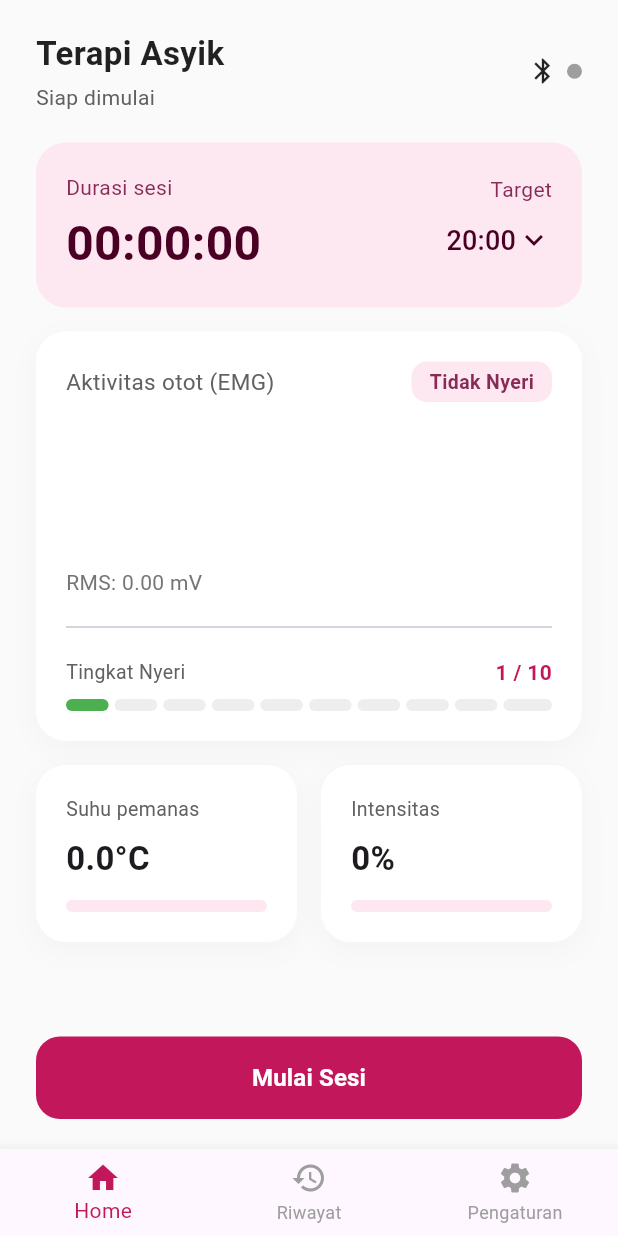
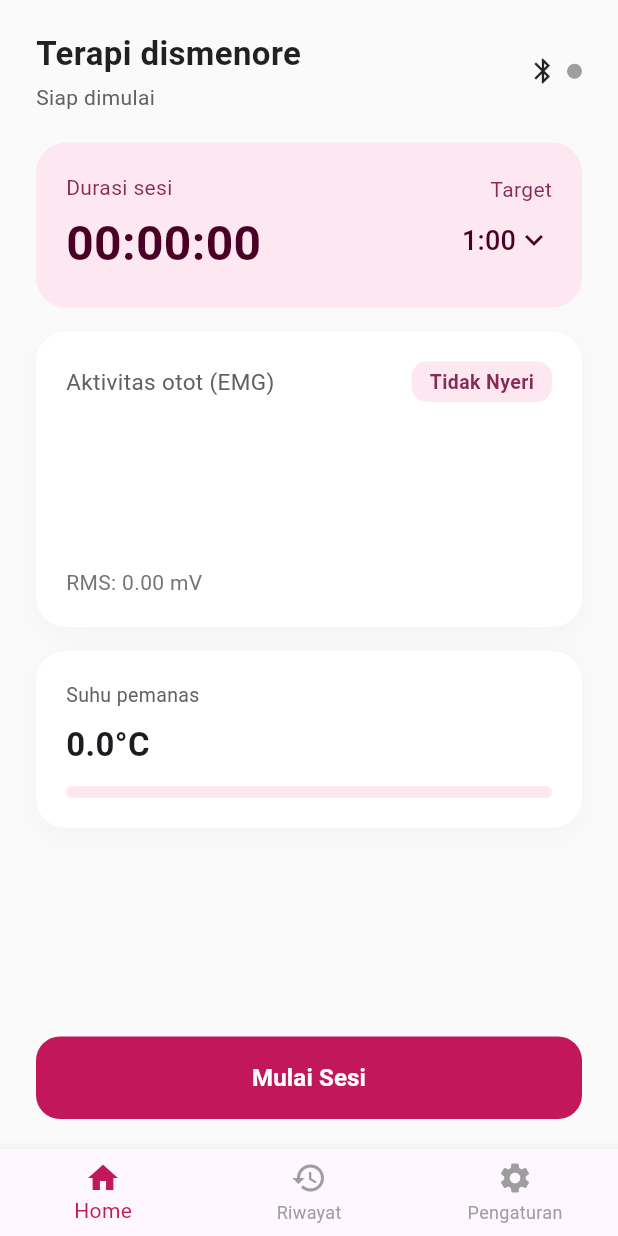
Before and after one commit to yudhead/terapi, a Flutter app: the screen it shows after launch, on a phone screen of 412 x 824 dp. Run offline on Flutter 3.47's test engine with Material 3 defaults, Android fonts, the phone set to English and light mode, and no system bars; our stand-ins replace firebase_core, firebase_database, flutter_bluetooth_serial, permission_handler; missing offline and left inert: app_settings; accounts and stored records are empty; statements that could not run were skipped.

Commit message:
history dan mulai sesi

```diff
--- a/lib/main.dart
+++ b/lib/main.dart
@@ -20,7 +20,7 @@ class DismenoreCareApp extends StatelessWidget {
   @override
   Widget build(BuildContext context) {
     return MaterialApp(
-      title: 'Terapi Asyik',
+      title: 'Terapi Dismenore',
       debugShowCheckedModeBanner: false,
       theme: ThemeData(
         primaryColor: const Color(0xFFC2185B),
@@ -56,7 +56,13 @@ class _MainNavigationState extends State<MainNavigation> {
   @override
   Widget build(BuildContext context) {
     return Scaffold(
-      body: _pages[_selectedIndex],
+      // 1. UBAH BAGIAN BODY INI MENGGUNAKAN IndexedStack
+      body: IndexedStack(
+        index: _selectedIndex,
+        children: _pages,
+      ),
+
+      // Bagian bawah tetap sama
       bottomNavigationBar: BottomNavigationBar(
         currentIndex: _selectedIndex,
         onTap: _onItemTapped,
--- a/lib/main_screen.dart
+++ b/lib/main_screen.dart
@@ -28,13 +28,11 @@ class _MainScreenState extends State<MainScreen> {
   DateTime? _waktuMulaiTerapi;
 
   // Variabel untuk Target Waktu Timer (Default 20 menit)
-  int _targetMenit = 20;
+  int _targetMenit = 1;
 
   double _suhuTerakhir = 0.0;
   double _emgRmsTerakhir = 0.0;
-  int _intensitasTerakhir = 0;
   String _statusNyeriIoT = "Tidak Nyeri";
-  int _skalaNyeri = 1;
 
   List<double> _emgHistory = [];
 
@@ -63,21 +61,16 @@ class _MainScreenState extends State<MainScreen> {
     try {
       if (line.contains("Suhu:") && line.contains("EMG:")) {
         List<String> parts = line.split('|');
-        if (parts.length >= 4) {
+        if (parts.length >= 3) {
           String suhuStr = parts[0].replaceAll(RegExp(r'[^0-9.]'), '');
           String emgStr = parts[1].replaceAll(RegExp(r'[^0-9.]'), '');
           String statusStr = parts[2].replaceAll("Status:", "").trim();
-          String pwmStr = parts[3].replaceAll(RegExp(r'[^0-9.]'), '');
 
           if (mounted) {
             setState(() {
               _suhuTerakhir = double.tryParse(suhuStr) ?? 0.0;
               _emgRmsTerakhir = double.tryParse(emgStr) ?? 0.0;
               _statusNyeriIoT = statusStr;
-
-              int pwm = int.tryParse(pwmStr) ?? 0;
-              _intensitasTerakhir = ((pwm / 255.0) * 100).toInt();
-              _skalaNyeri = (_intensitasTerakhir / 10.0).ceil().clamp(1, 10);
 
               _emgHistory.add(_emgRmsTerakhir);
               if (_emgHistory.length > 30) {
@@ -154,10 +147,12 @@ BluetoothConnection activeConnection = _connection!;
         if (mounted) {
           setState(() {
             _detikBerjalan++;
+          });
+
+          // PINDAHKAN PENGECEKAN INI KE LUAR SETSTATE
           if (_detikBerjalan >= _targetMenit * 60) {
             _hentikanSesi(otomatis: true);
           }
-          });
         }
       });
 
@@ -173,33 +168,26 @@ BluetoothConnection activeConnection = _connection!;
       ));
     }
   }
-  // Menambahkan parameter 'otomatis' untuk membedakan dihentikan user vs waktu habis
+
   void _hentikanSesi({bool otomatis = false}) async {
-    // 1. AMANKAN DATA SEGERA (Jangan tunggu Bluetooth terputus!)
+    // 1. CEGAH PEMANGGILAN GANDA (Gembok utama agar fungsi tidak berjalan 2x)
+    if (!_isSesiAktif) return;
+
+    // 2. LANGSUNG MATIKAN STATUS AKTIF
+    // Ini memastikan timer atau bluetooth tidak bisa memanggil fungsi ini lagi
+    setState(() {
+      _isSesiAktif = false;
+    });
+
+    // 3. Amankan data sebelum terhapus
     int durasiFinal = _detikBerjalan;
+    DateTime? waktuMulaiFinal = _waktuMulaiTerapi;
 
-    // 2. Matikan timer
+    // 4. Matikan timer
     _timer?.cancel();
     _timer = null;
 
-    // 3. Simpan ke Firebase langsung menggunakan durasi yang diamankan
-    _simpanKeRiwayat(durasiFinal: durasiFinal, otomatis: otomatis);
-
-    // 4. Reset UI segera agar tombol kembali ke "Mulai Sesi" dengan mulus
-    if (mounted) {
-      setState(() {
-        _isSesiAktif = false;
-        _detikBerjalan = 0;
-        _emgHistory.clear();
-        _suhuTerakhir = 0.0;
-        _emgRmsTerakhir = 0.0;
-        _intensitasTerakhir = 0;
-        _skalaNyeri = 1;
-        _waktuMulaiTerapi = null; // Cegah data nyangkut ke sesi berikutnya
-      });
-    }
-
-    // 5. Putus koneksi IoT di latar belakang
+    // 5. Putus koneksi IoT sesegera mungkin di latar belakang
     try {
       if (_connection != null && _connection!.isConnected) {
         _connection!.output.add(Uint8List.fromList(utf8.encode("STOP\n")));
@@ -208,47 +196,47 @@ void _hentikanSesi({bool otomatis = false}) async {
     } catch (e) {
       debugPrint("Gagal kirim perintah STOP: $e");
     } finally {
-      // Gunakan dispose() agar langsung diputus paksa tanpa loading
       _connection?.dispose();
       _connection = null;
     }
+
+    // 6. SIMPAN DATA (Tunggu sampai benar-benar masuk ke Firebase)
+    await _simpanKeRiwayat(durasiFinal: durasiFinal, waktuMulai: waktuMulaiFinal, otomatis: otomatis);
+
+    // 7. Bersihkan angka di layar SETELAH data aman tersimpan
+    if (mounted) {
+      setState(() {
+        _detikBerjalan = 0;
+        _emgHistory.clear();
+        _suhuTerakhir = 0.0;
+        _emgRmsTerakhir = 0.0;
+        _waktuMulaiTerapi = null;
+      });
     }
-String _formatWaktu(int totalDetik) {
-    int jam = totalDetik ~/ 3600;
-    int menit = (totalDetik % 3600) ~/ 60;
-    int detik = totalDetik % 60;
-    return '${jam.toString().padLeft(2, '0')}:${menit.toString().padLeft(2, '0')}:${detik.toString().padLeft(2, '0')}';
   }
 
-// Tambahkan parameter 'durasiFinal' yang wajib diisi (required)
-  Future<void> _simpanKeRiwayat({required int durasiFinal, bool otomatis = false}) async {
-    print("DEBUG: Fungsi simpan dipanggil. WaktuMulai: $_waktuMulaiTerapi");
+Future<void> _simpanKeRiwayat({required int durasiFinal, DateTime? waktuMulai, bool otomatis = false}) async {
+    if (waktuMulai == null) return;
 
-    if (_waktuMulaiTerapi == null) {
-      print("DEBUG: Gagal! _waktuMulaiTerapi null.");
-      ScaffoldMessenger.of(context).showSnackBar(const SnackBar(content: Text("Error: Waktu mulai tidak terekam!")));
-      return;
-    }
-
-    String tanggalTeks = DateFormat("dd MMM yyyy", "id_ID").format(_waktuMulaiTerapi!);
-    // AMBIL WAKTU SAAT INI SEBAGAI WAKTU SELESAI
-    String waktuSelesai = DateFormat("HH:mm", "id_ID").format(DateTime.now());
+    // Karena di main.dart kamu sudah set 'id_ID', kita bisa menggunakannya dengan aman di sini
+    String tanggalTeks = DateFormat("dd MMM yyyy", "id_ID").format(waktuMulai);
+    String waktuMulaiTeks = DateFormat("HH:mm", "id_ID").format(waktuMulai);
+    String waktuSelesaiTeks = DateFormat("HH:mm", "id_ID").format(DateTime.now());
     String durasiTeks = _formatWaktu(durasiFinal);
 
     Map<String, dynamic> dataRiwayat = {
       "tanggal": tanggalTeks,
-      "waktu": waktuSelesai, // <--- TAMBAHKAN INI
+      "waktuMulai": waktuMulaiTeks,     // <--- Simpan waktu mulai
+      "waktuSelesai": waktuSelesaiTeks,
       "durasi": durasiTeks,
       "emg": _emgRmsTerakhir.toString(),
       "suhu": _suhuTerakhir.toString(),
       "statusNyeri": _statusNyeriIoT
     };
 
-    print("DEBUG: Mencoba kirim ke $_riwayatRef dengan data: $dataRiwayat");
-
     try {
-      await _riwayatRef.push().set(dataRiwayat);
-      print("DEBUG: Berhasil push ke Firebase!");
+      // KITA TAMBAHKAN TIMEOUT 7 DETIK AGAR TIDAK NYANGKUT SELAMANYA
+      await _riwayatRef.push().set(dataRiwayat).timeout(const Duration(seconds: 7));
 
       if (mounted) {
         if (otomatis) {
@@ -257,13 +245,28 @@ String _formatWaktu(int totalDetik) {
           ScaffoldMessenger.of(context).showSnackBar(const SnackBar(content: Text("Sesi dihentikan dan disimpan ke Riwayat")));
         }
       }
+    } on TimeoutException catch (_) {
+      // JIKA 7 DETIK GAGAL, MUNCULKAN PESAN MERAH INI
+      if (mounted) {
+        ScaffoldMessenger.of(context).showSnackBar(
+          const SnackBar(content: Text("Gagal: Koneksi Firebase terputus/ditolak!"), backgroundColor: Colors.red)
+        );
+      }
     } catch (error) {
-      print("DEBUG: Gagal push: $error");
       if (mounted) {
-        ScaffoldMessenger.of(context).showSnackBar(SnackBar(content: Text("Gagal: $error")));
+        ScaffoldMessenger.of(context).showSnackBar(SnackBar(content: Text("Error Sistem: $error"), backgroundColor: Colors.red));
       }
     }
   }
+
+  String _formatWaktu(int totalDetik) {
+    int jam = totalDetik ~/ 3600;
+    int menit = (totalDetik % 3600) ~/ 60;
+    int detik = totalDetik % 60;
+    return '${jam.toString().padLeft(2, '0')}:${menit.toString().padLeft(2, '0')}:${detik.toString().padLeft(2, '0')}';
+  }
+
+
   // Fungsi untuk menampilkan Pop-up saat timer habis
   void _tampilkanDialogSelesai() {
     showDialog(
@@ -316,7 +319,7 @@ String _formatWaktu(int totalDetik) {
                   Column(
                     crossAxisAlignment: CrossAxisAlignment.start,
                     children: [
-                      const Text("Terapi Asyik", style: TextStyle(fontSize: 22, fontWeight: FontWeight.bold, color: Colors.black87)),
+                      const Text("Terapi dismenore", style: TextStyle(fontSize: 22, fontWeight: FontWeight.bold, color: Colors.black87)),
                       const SizedBox(height: 4),
                       Text(_isSesiAktif ? "Sesi berlangsung" : "Siap dimulai", style: TextStyle(fontSize: 14, color: Colors.grey.shade700)),
                     ],
@@ -360,7 +363,7 @@ String _formatWaktu(int totalDetik) {
                                 value: _targetMenit,
                                 underline: const SizedBox(), // Menghilangkan garis bawah bawaan
                                 icon: const Icon(Icons.keyboard_arrow_down, color: Color(0xFF4A0024)),
-                                items: [20, 40, 60].map((int value) {
+                                items: [1, 2, 3].map((int value) {
                                   return DropdownMenuItem<int>(
                                     value: value,
                                     child: Text("$value:00", style: const TextStyle(fontSize: 18, fontWeight: FontWeight.w500, color: Color(0xFF4A0024))),
@@ -411,50 +414,14 @@ String _formatWaktu(int totalDetik) {
 
                           const SizedBox(height: 15),
                           Text("RMS: ${_emgRmsTerakhir.toStringAsFixed(2)} mV", style: TextStyle(color: Colors.grey.shade600, fontSize: 14)),
-
-                          const Padding(
-                            padding: EdgeInsets.symmetric(vertical: 12.0),
-                            child: Divider(),
-                          ),
-                          Row(
-                            mainAxisAlignment: MainAxisAlignment.spaceBetween,
-                            children: [
-                              Text("Tingkat Nyeri", style: TextStyle(color: Colors.grey.shade700, fontSize: 13)),
-                              Text("$_skalaNyeri / 10", style: TextStyle(color: _primaryColor, fontSize: 14, fontWeight: FontWeight.bold)),
-                            ],
-                          ),
-                          const SizedBox(height: 8),
-                          Row(
-                            mainAxisAlignment: MainAxisAlignment.spaceBetween,
-                            children: List.generate(10, (index) {
-                              int step = index + 1;
-                              bool isActive = step <= _skalaNyeri;
-
-                              Color stepColor;
-                              if (step <= 3) stepColor = const Color(0xFF4CAF50);
-                              else if (step <= 6) stepColor = Colors.orange;
-                              else stepColor = Colors.red;
-
-                              return Expanded(
-                                child: Container(
-                                  margin: EdgeInsets.only(right: step == 10 ? 0 : 4),
-                                  height: 8,
-                                  decoration: BoxDecoration(
-                                    color: isActive ? stepColor : Colors.grey.shade200,
-                                    borderRadius: BorderRadius.circular(4),
-                                  ),
-                                ),
-                              );
-                            }),
-                          ),
                         ],
                       ),
                     ),
                     const SizedBox(height: 16),
-                    Row(
-                      children: [
-                        Expanded(
-                          child: Container(
+
+                    // KOTAK SUHU PEMANAS (Sekarang full-width tanpa intensitas)
+                    Container(
+                      width: double.infinity,
                       padding: const EdgeInsets.all(20),
                       decoration: BoxDecoration(
                         color: Colors.white, borderRadius: BorderRadius.circular(20),
@@ -473,32 +440,6 @@ String _formatWaktu(int totalDetik) {
                           ),
                         ],
                       ),
-                          ),
-                        ),
-                        const SizedBox(width: 16),
-                        Expanded(
-                          child: Container(
-                            padding: const EdgeInsets.all(20),
-                            decoration: BoxDecoration(
-                              color: Colors.white, borderRadius: BorderRadius.circular(20),
-                              boxShadow: [BoxShadow(color: Colors.grey.withOpacity(0.08), blurRadius: 15, offset: const Offset(0, 5))],
-                            ),
-                            child: Column(
-                              crossAxisAlignment: CrossAxisAlignment.start,
-                              children: [
-                                Text("Intensitas", style: TextStyle(color: Colors.grey.shade700, fontSize: 13)),
-                                const SizedBox(height: 8),
-                                Text("$_intensitasTerakhir%", style: const TextStyle(fontSize: 22, fontWeight: FontWeight.bold)),
-                                const SizedBox(height: 12),
-                                ClipRRect(
-                                  borderRadius: BorderRadius.circular(10),
-                                  child: LinearProgressIndicator(value: _intensitasTerakhir / 100.0, minHeight: 8, backgroundColor: _lightPink, color: _primaryColor),
-                                ),
-                              ],
-                            ),
-                          ),
-                        ),
-                      ],
                     ),
                     const SizedBox(height: 30),
                   ],
```
Also changed, not shown: lib/history_screen.dart (+39 -4 lines), lib/riwayat_model.dart (+5 -2 lines). Lines whose indentation alone changed are shown as unchanged.
